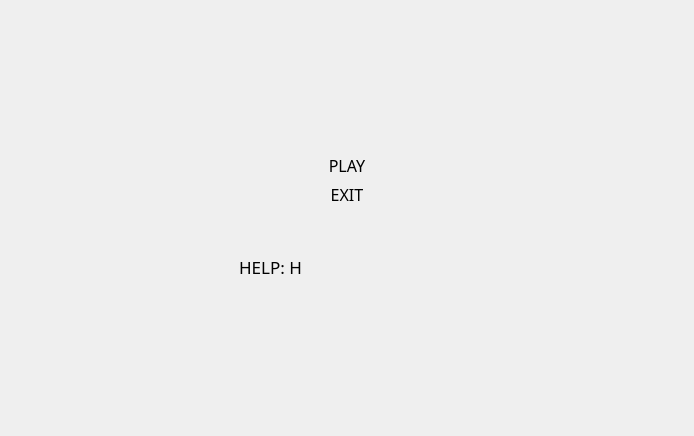
The window that ui/menu.ui (greenera/Battle-city-kids) describes before a commit, drawn with Qt 5.
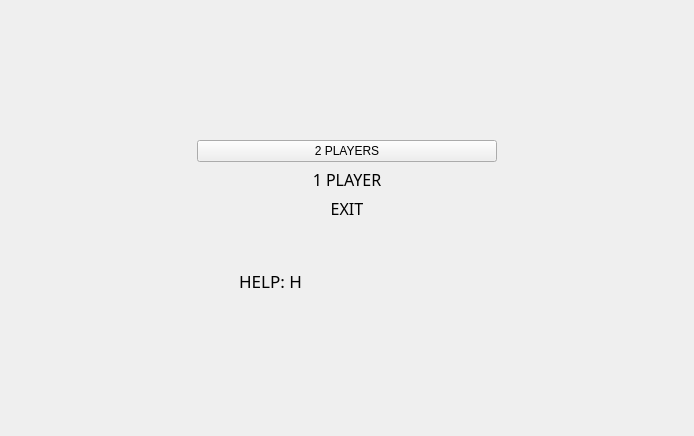
The same window after the commit. Icons and pictures are not drawn.

```diff
--- a/ui/menu.ui
+++ b/ui/menu.ui
@@ -66,6 +66,19 @@
        </property>
       </widget>
      </item>
+     <item>
+      <widget class="QPushButton" name="play_button2">
+       <property name="minimumSize">
+        <size>
+         <width>300</width>
+         <height>0</height>
+        </size>
+       </property>
+       <property name="text">
+        <string>2 PLAYERS</string>
+       </property>
+      </widget>
+     </item>
      <item>
       <widget class="QPushButton" name="play_button">
        <property name="sizePolicy">
@@ -93,7 +106,7 @@
         <string notr="true">border: none;</string>
        </property>
        <property name="text">
-        <string>PLAY</string>
+        <string>1 PLAYER</string>
        </property>
       </widget>
      </item>
```
